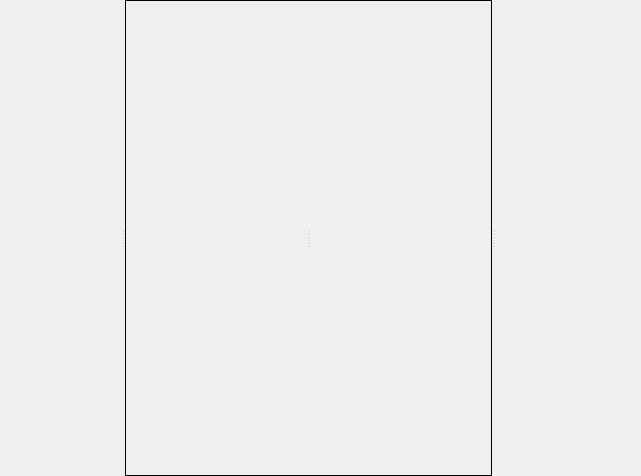
The window that packages/Mock/Animator/animator.ui (tommo/gii) describes before a commit, drawn with Qt 5.
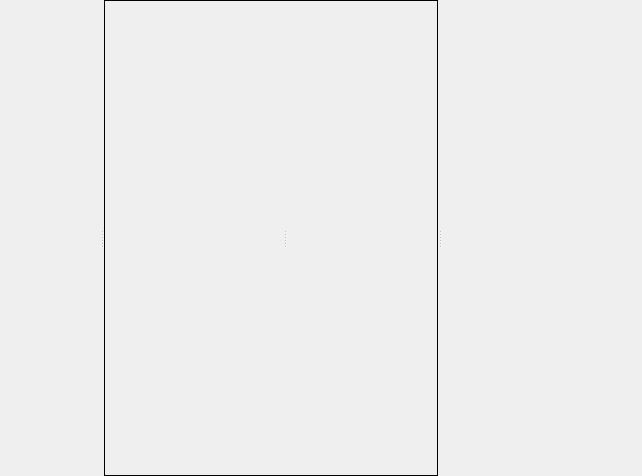
The same window after the commit.

```diff
--- a/packages/Mock/Animator/animator.ui
+++ b/packages/Mock/Animator/animator.ui
@@ -101,7 +101,7 @@
             <widget class="QWidget" name="containerPlayTool" native="true">
              <property name="minimumSize">
               <size>
-               <width>150</width>
+               <width>180</width>
                <height>25</height>
               </size>
              </property>
@@ -146,7 +146,7 @@
       </property>
       <property name="minimumSize">
        <size>
-        <width>120</width>
+        <width>200</width>
         <height>0</height>
        </size>
       </property>
```
Left out of the diff: 3 changed lines with no effect on the pictures.
